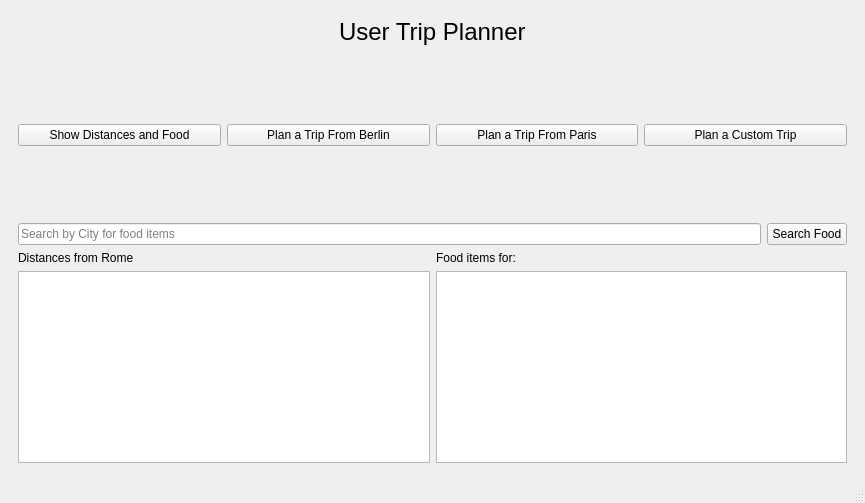
First picture: the form in Qt_Project/user.ui, repository zzfp/Class_project_1, before the edit.
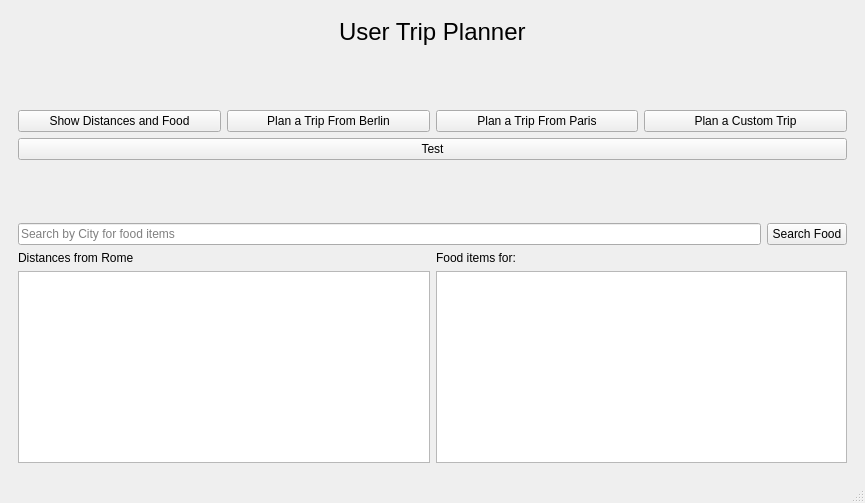
Second picture: the form after the edit.

Commit message: euromap changed to allow for calls to for other cities. temporary button in user ui, troubleshooting qSql. if anyone has any ideas to make this work let me know

What changed in the file:
```diff
--- a/Qt_Project/user.ui
+++ b/Qt_Project/user.ui
@@ -111,6 +111,13 @@
             </item>
            </layout>
           </item>
+          <item>
+           <widget class="QPushButton" name="Test">
+            <property name="text">
+             <string>Test</string>
+            </property>
+           </widget>
+          </item>
           <item>
            <spacer name="verticalSpacer">
             <property name="orientation">
```
Left out of the diff: 2 changed lines with no effect on the pictures. The commit also changes 3 other files.
